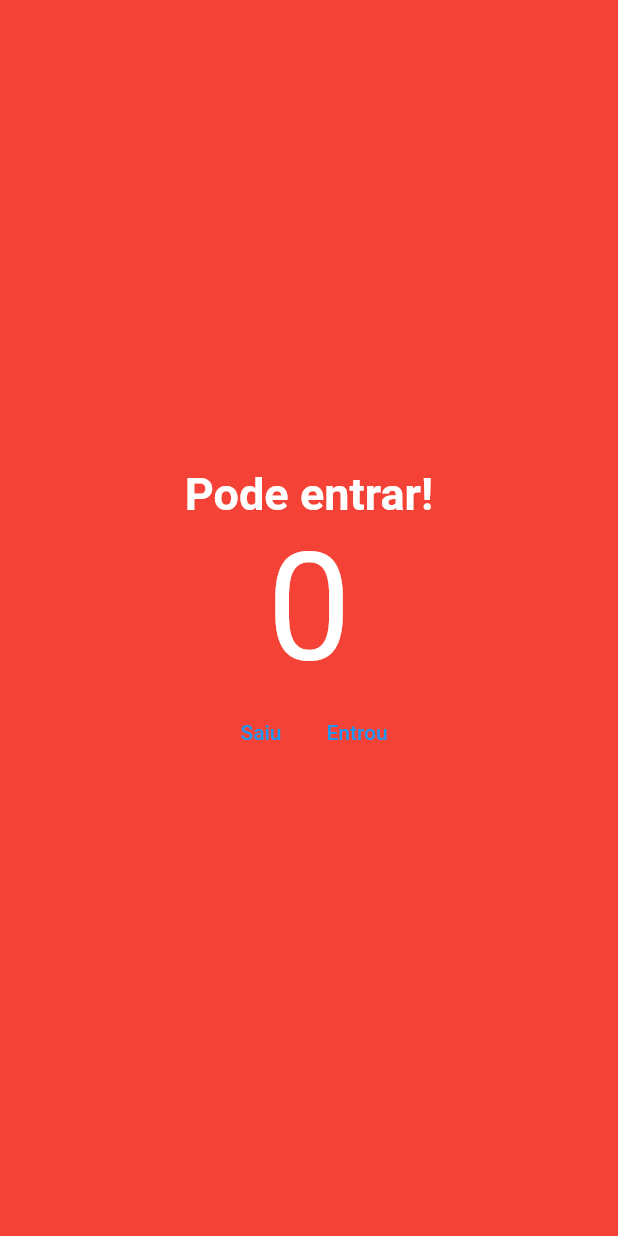
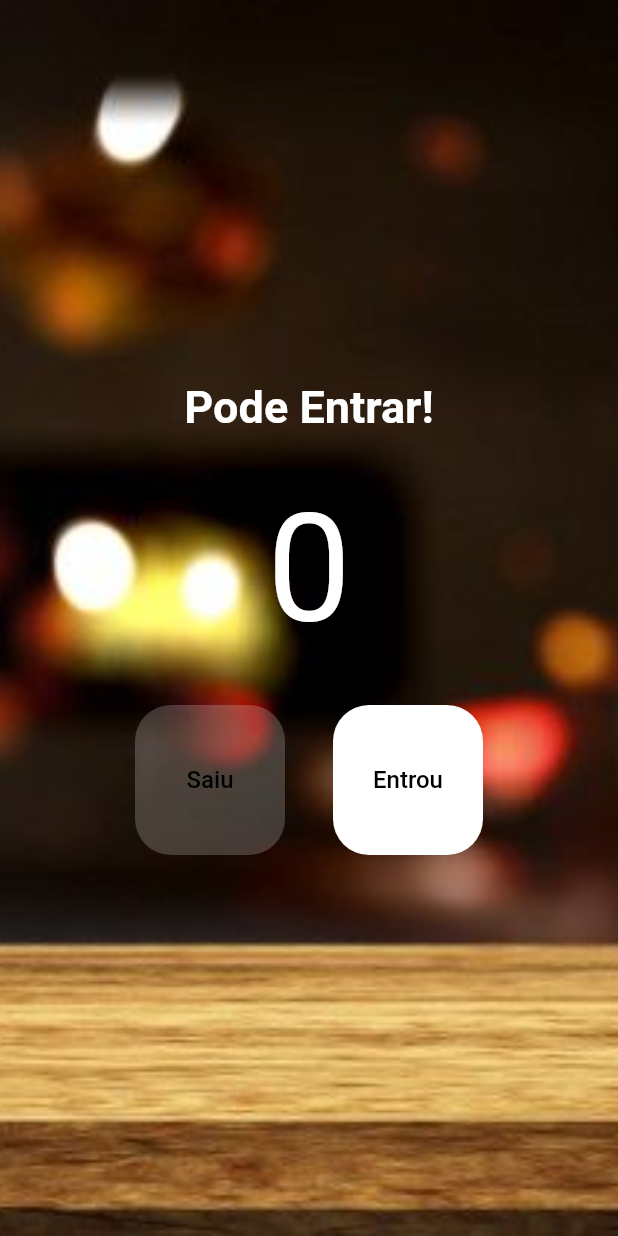
Before and after one commit to iaraeliza/contador, a Flutter app: the screen it shows after launch, on a phone screen of 412 x 824 dp. Run offline on Flutter 3.47's test engine with Material 2 defaults, Android fonts, the phone set to English and light mode, and no system bars.

Commit message:
contador de pessoas

```diff
--- a/lib/main.dart
+++ b/lib/main.dart
@@ -10,6 +10,7 @@ class MyApp extends StatelessWidget {
   @override
   Widget build(BuildContext context) {
     return const MaterialApp(
+      debugShowCheckedModeBanner: false,
       home: HomePage(),
     );
   }
@@ -37,43 +38,83 @@ class _HomePageState extends State<HomePage> {
     });
   }
 
+  bool get isEmpty => _counter == 0;
+  bool get isFull => _counter == 20;
+
   @override
   Widget build(BuildContext context) {
     return Scaffold(
       backgroundColor: Colors.red,
-      body: Column(
+      body: Container(
+          decoration: BoxDecoration(
+            image: DecorationImage(
+              image: AssetImage('assets/image/restaurante.jpg'),
+              fit: BoxFit.cover,
+            ),
+          ),
+          child: Column(
             mainAxisAlignment: MainAxisAlignment.center,
             children: [
-          const Text(
-            'Pode entrar!',
-            style: TextStyle(
+               Text(
+                isFull ? 'Lotado' : 'Pode Entrar!',
+                style: const TextStyle(
                   fontSize: 30,
                   color: Colors.white,
                   fontWeight: FontWeight.w700,
                 ),
               ),
+              const SizedBox(height: 32),
               Text(
                 '$_counter',
-            style: const TextStyle(
+                style:  TextStyle(
                   fontSize: 100,
-              color: Colors.white,
+                  color: isFull ? Colors.red : Colors.white,
                 ),
               ),
+              const SizedBox(height: 32),
               Row(
                 mainAxisAlignment: MainAxisAlignment.center,
                 children: [
                   TextButton(
-                onPressed: _decrement,
-                child: const Text('Saiu'),
+                    onPressed: isEmpty ? null : _decrement,
+                    style: TextButton.styleFrom(
+                        backgroundColor: isEmpty ?  Colors.white.withOpacity(0.2) : Colors.white,
+                        fixedSize: const Size(100, 100),
+                        primary: Colors.black,
+                        shape: RoundedRectangleBorder(
+                          borderRadius: BorderRadius.circular(24),
+                        )),
+                    child: const Text(
+                      'Saiu',
+                      style: TextStyle(
+                        color: Colors.black,
+                        fontSize: 16,
                       ),
+                    ),
+                  ),
+                  const SizedBox(width: 32),
                   TextButton(
-                onPressed: _increment,
-                child: const Text('Entrou'),
+                    onPressed: isFull ? null : _increment,
+                    style: TextButton.styleFrom(
+                      backgroundColor: isFull ?  Colors.white.withOpacity(0.2) : Colors.white,
+                      fixedSize: const Size(100, 100),
+                      primary: Colors.black,
+                      shape: RoundedRectangleBorder(
+                        borderRadius: BorderRadius.circular(24),
+                      ),
+                    ),
+                    child: const Text(
+                      'Entrou',
+                      style: TextStyle(
+                        color: Colors.black,
+                        fontSize: 16,
+                      ),
+                    ),
                   ),
                 ],
               ),
             ],
-      ),
+          )),
     );
   }
 }
--- a/pubspec.yaml
+++ b/pubspec.yaml
@@ -58,6 +58,9 @@ flutter:
   # the material Icons class.
   uses-material-design: true
 
+  assets:
+    - assets/image/
+
   # To add assets to your application, add an assets section, like this:
   # assets:
   #   - images/a_dot_burr.jpeg
```
Also changed, not shown: assets/image/restaurante.jpg (added). Lines whose indentation alone changed are shown as unchanged.
